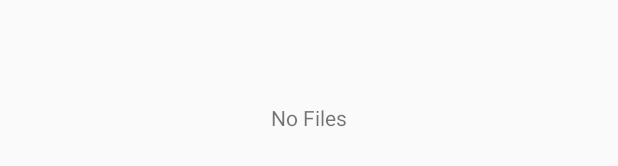
After one commit to elazarski/Lights-App, an Android app: the layout activity_delete.xml on its own in the app's theme, with its tools: preview values and no code run, on a phone screen of 412 x 824 dp. The commit adds this screen. Shown: the part 500-666 px from the top of the screen. Run offline under Robolectric (Android 15) with nearby library versions, the phone set to English and light mode, and no system bars.

Commit message:
I can't think anymore. Stopping here after starting delete activity.

```diff
--- a/app/src/main/java/com/pa/eric/lightsapp/DownloadFragment.java
+++ b/app/src/main/java/com/pa/eric/lightsapp/DownloadFragment.java
@@ -244,12 +244,12 @@ public class DownloadFragment extends ListFragment {
                 if (f.exists()) f.delete();
                 OutputStream output = new FileOutputStream(filePath + fileName, true);
 
-                byte data[] = new byte[1024];
+                byte data[] = new byte[4];
 
                 while (input.read(data) != -1) {
                     output.write(data);
 
-                    data = new byte[1024];
+                    data = new byte[4];
                 }
 
                 output.flush();
--- a/app/src/main/java/com/pa/eric/lightsapp/MainActivity.java
+++ b/app/src/main/java/com/pa/eric/lightsapp/MainActivity.java
@@ -113,6 +113,9 @@ public class MainActivity extends ActionBarActivity {
         @Override
         public void onClick(View v) {
             // delete setlist data
+            Intent intent = new Intent(MainActivity.this, DeleteActivity.class);
+            intent.putExtra("reason", 4);
+            startActivity(intent);
         }
     }
 
@@ -120,6 +123,9 @@ public class MainActivity extends ActionBarActivity {
         @Override
         public void onClick(View v) {
             // delete song data
+            Intent intent = new Intent(MainActivity.this, DeleteActivity.class);
+            intent.putExtra("reason", 5);
+            startActivity(intent);
         }
     }
 }
--- /dev/null
+++ b/app/src/main/res/layout/activity_delete.xml
@@ -0,0 +1,21 @@
+<FrameLayout xmlns:android="http://schemas.android.com/apk/res/android"
+    xmlns:tools="http://schemas.android.com/tools" android:layout_width="match_parent"
+    android:layout_height="match_parent" android:paddingLeft="@dimen/activity_horizontal_margin"
+    android:paddingRight="@dimen/activity_horizontal_margin"
+    android:paddingTop="@dimen/activity_vertical_margin"
+    android:paddingBottom="@dimen/activity_vertical_margin"
+    tools:context="com.pa.eric.lightsapp.DeleteActivity">
+
+    <ListView
+        android:layout_width="wrap_content"
+        android:layout_height="wrap_content"
+        android:id="@android:id/list"
+        android:layout_gravity="center" />
+
+    <TextView
+        android:layout_width="wrap_content"
+        android:layout_height="wrap_content"
+        android:text="@string/no_files"
+        android:id="@android:id/empty"
+        android:layout_gravity="center" />
+</FrameLayout>
--- a/app/src/main/res/values/strings.xml
+++ b/app/src/main/res/values/strings.xml
@@ -22,4 +22,5 @@
     <string name="mood">Mood</string>
     <string name="next_button">Next Cue</string>
     <string name="cue_list">Cue List</string>
+    <string name="title_activity_delete">DeleteActivity</string>
 </resources>
```
Also changed, not shown: app/src/main/AndroidManifest.xml (+5 -2 lines), app/src/main/java/com/pa/eric/lightsapp/DeleteActivity.java (added, +76 -0 lines), app/src/main/java/com/pa/eric/lightsapp/SecondActivity.java (+14 -12 lines), app/src/main/res/menu/menu_delete.xml (added, +7 -0 lines).
